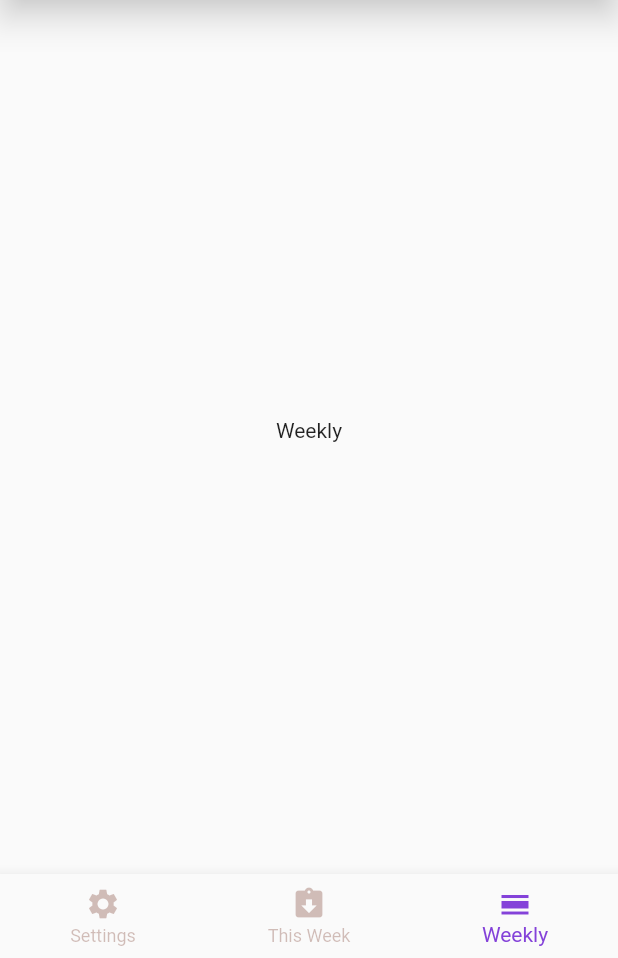
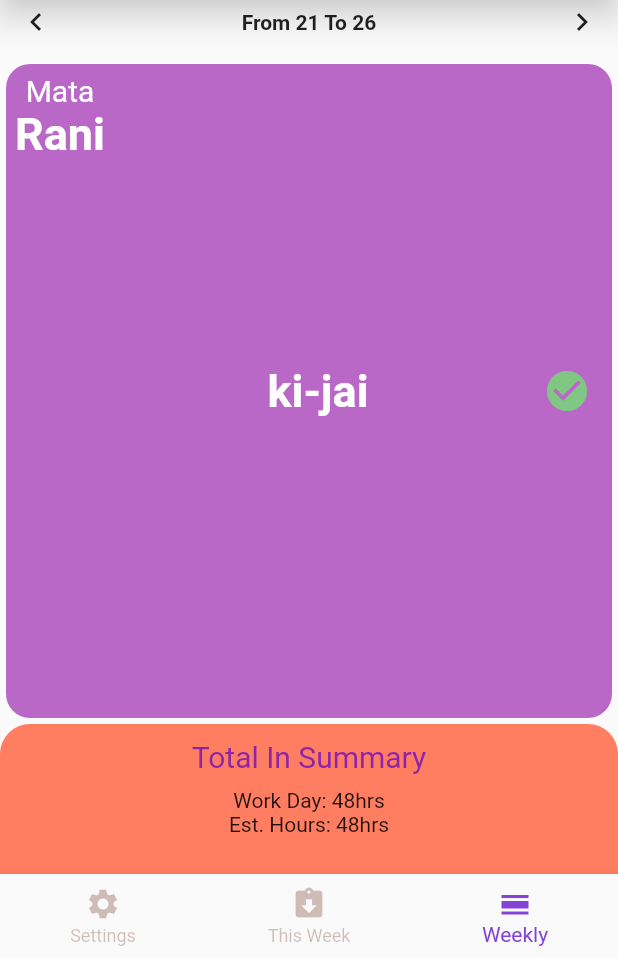
Before and after one commit to Bijayadhs/my_roster, a Flutter app: the screen it shows after launch, item 3 of the bottom bar chosen, on a phone screen of 412 x 824 dp, the part 278-1236 px from its top. Run offline on Flutter 3.47's test engine with Material 2 defaults, Android fonts, the phone set to English and light mode, and no system bars.

Commit message:
weekly view spend 3 hours

```diff
--- /dev/null
+++ b/lib/model/weekdays.dart
@@ -0,0 +1,70 @@
+// import 'package:flutter/foundation.dart';
+
+// enum weekday { Mon, Tue, Wed, Thurs, Fri, Sat, Sun }
+List<String> months = ['Jan', 'Feb', 'Mar'];
+
+class WeekDays {
+  final String week;
+  final int day;
+  final String month;
+  final int startTime;
+  final int endTime;
+  bool checked = false;
+  WeekDays(
+    this.day,
+    this.week,
+    this.month,
+    this.startTime,
+    this.endTime,
+    this.checked,
+  );
+}
+
+List<WeekDays> currentWeek = [
+  WeekDays(18, 'Mon', 'Jan', 7, 16, false),
+  WeekDays(19, 'Tue', 'Jan', 8, 17, true),
+  WeekDays(20, 'Wed', 'Jan', 8, 17, false),
+  WeekDays(21, 'Thurs', 'Jan', 8, 17, false),
+  WeekDays(22, 'Fri', 'Jan', 8, 17, false),
+  WeekDays(23, 'Sat', 'Jan', 8, 17, false),
+  WeekDays(24, 'Sun', 'Jan', 8, 17, false),
+];
+
+class FromToWeek {
+  final String weekTitle;
+  final List<WeekDays> week;
+  FromToWeek(
+    this.weekTitle,
+    this.week,
+  );
+}
+
+List<FromToWeek> fromToWeeks = [
+  FromToWeek('From 21 To 26', [
+    WeekDays(18, 'Mon', 'Jan', 7, 16, false),
+    WeekDays(19, 'Tue', 'Jan', 8, 17, true),
+    WeekDays(20, 'Wed', 'Jan', 8, 17, false),
+    WeekDays(21, 'Thurs', 'Jan', 8, 17, false),
+    WeekDays(22, 'Fri', 'Jan', 8, 17, false),
+    WeekDays(23, 'Sat', 'Jan', 8, 17, false),
+    WeekDays(24, 'Sun', 'Jan', 8, 17, false),
+  ]),
+  FromToWeek('From 26 To 03', [
+    WeekDays(18, 'Mon', 'Jan', 7, 16, false),
+    WeekDays(19, 'Tue', 'Jan', 8, 17, true),
+    WeekDays(20, 'Wed', 'Jan', 8, 17, false),
+    WeekDays(21, 'Thurs', 'Jan', 8, 17, false),
+    WeekDays(22, 'Fri', 'Jan', 8, 17, false),
+    WeekDays(23, 'Sat', 'Jan', 8, 17, false),
+    WeekDays(24, 'Sun', 'Jan', 8, 17, false),
+  ]),
+  FromToWeek('From 04 To 11', [
+    WeekDays(18, 'Mon', 'Jan', 7, 16, false),
+    WeekDays(19, 'Tue', 'Jan', 8, 17, true),
+    WeekDays(20, 'Wed', 'Jan', 8, 17, false),
+    WeekDays(21, 'Thurs', 'Jan', 8, 17, false),
+    WeekDays(22, 'Fri', 'Jan', 8, 17, false),
+    WeekDays(23, 'Sat', 'Jan', 8, 17, false),
+    WeekDays(24, 'Sun', 'Jan', 8, 17, false),
+  ]),
+];
--- a/lib/pages/weekly_page.dart
+++ b/lib/pages/weekly_page.dart
@@ -1,10 +1,72 @@
 import 'package:flutter/material.dart';
+import 'package:my_roster/model/weekdays.dart';
+import 'package:my_roster/widgets/seven_day.dart';
+import 'package:my_roster/widgets/summary.dart';
 
-class WeeklyPage extends StatelessWidget {
+class WeeklyPage extends StatefulWidget {
+  @override
+  _WeeklyPageState createState() => _WeeklyPageState();
+}
+
+class _WeeklyPageState extends State<WeeklyPage> {
+  int selectedIndex = 0;
+  int pages = fromToWeeks.length;
+  PageController _controller = PageController(initialPage: 0);
   @override
   Widget build(BuildContext context) {
-    return Center(
-      child: Text('Weekly'),
+    return Column(
+      children: [
+        Expanded(
+          child: PageView.builder(
+            controller: _controller,
+            onPageChanged: (index) => setState(() => selectedIndex = index),
+            itemCount: pages,
+            itemBuilder: (context, index) {
+              return Column(
+                children: [
+                  Row(
+                    mainAxisAlignment: MainAxisAlignment.spaceBetween,
+                    children: [
+                      IconButton(
+                        onPressed: () => setState(() {
+                          _controller.animateToPage(
+                            --selectedIndex,
+                            duration: Duration(milliseconds: 300),
+                            curve: Curves.easeIn,
+                          );
+                        }),
+                        icon: Icon(Icons.chevron_left),
+                      ),
+                      Text(
+                        fromToWeeks[index].weekTitle,
+                        style: TextStyle(
+                          fontSize: 14,
+                          fontWeight: FontWeight.w700,
+                        ),
+                      ),
+                      IconButton(
+                        onPressed: () => setState(() {
+                          _controller.animateToPage(
+                            ++selectedIndex,
+                            duration: Duration(milliseconds: 300),
+                            curve: Curves.easeIn,
+                          );
+                          print(selectedIndex);
+                        }),
+                        icon: Icon(Icons.chevron_right),
+                      ),
+                    ],
+                  ),
+                  Expanded(
+                    child: SevenDay(index: index),
+                  ),
+                ],
+              );
+            },
+          ),
+        ),
+        Summary(),
+      ],
     );
   }
 }
--- /dev/null
+++ b/lib/widgets/seven_day.dart
@@ -0,0 +1,108 @@
+import 'package:flutter/material.dart';
+import 'package:my_roster/model/weekdays.dart';
+
+class SevenDay extends StatefulWidget {
+  final int index;
+  const SevenDay({
+    Key key,
+    this.index,
+  }) : super(key: key);
+
+  @override
+  _SevenDayState createState() => _SevenDayState();
+}
+
+class _SevenDayState extends State<SevenDay> {
+  @override
+  Widget build(BuildContext context) {
+    // FromToWeek c = fromToWeeks.currentWeek[widget.index];
+    // bool check = c.checked;
+    // bool changeState(check) {
+    //   return !check;
+    // }
+
+    return Padding(
+      padding: const EdgeInsets.all(4.0),
+      child: Container(
+        width: double.infinity,
+        height: 40,
+        decoration: BoxDecoration(
+          color: Colors.purple[300],
+          borderRadius: BorderRadius.circular(16),
+        ),
+        child: Padding(
+          padding: const EdgeInsets.all(6.0),
+          child: Row(
+            mainAxisAlignment: MainAxisAlignment.spaceBetween,
+            children: [
+              Column(
+                mainAxisAlignment: MainAxisAlignment.spaceBetween,
+                children: [
+                  Text(
+                    'Mata',
+                    style: TextStyle(
+                      fontSize: 20,
+                      color: Colors.white,
+                    ),
+                  ),
+                  Expanded(
+                    child: Text(
+                      'Rani',
+                      // c.day.toString(),
+                      style: TextStyle(
+                        fontSize: 30,
+                        fontWeight: FontWeight.w700,
+                        color: Colors.white,
+                      ),
+                    ),
+                  ),
+                ],
+              ),
+              Row(
+                children: [
+                  Text(
+                    'ki',
+                    // c.startTime.toString(),
+                    style: TextStyle(
+                      fontSize: 30,
+                      fontWeight: FontWeight.w700,
+                      color: Colors.white,
+                    ),
+                  ),
+                  Text(
+                    '-',
+                    style: TextStyle(
+                      fontSize: 30,
+                      fontWeight: FontWeight.w700,
+                      color: Colors.white,
+                    ),
+                  ),
+                  Text(
+                    'jai',
+                    // c.endTime.toString(),
+                    style: TextStyle(
+                      fontSize: 30,
+                      fontWeight: FontWeight.w700,
+                      color: Colors.white,
+                    ),
+                  )
+                ],
+              ),
+              IconButton(
+                iconSize: 32,
+                color: Colors.green[300],
+                icon:
+                    // check ?
+                    Icon(Icons.check_circle),
+                // : Icon(Icons.check_circle_outline),
+                onPressed: () {
+                  // changeState(check);
+                },
+              ),
+            ],
+          ),
+        ),
+      ),
+    );
+  }
+}
--- /dev/null
+++ b/lib/widgets/summary.dart
@@ -0,0 +1,44 @@
+import 'package:flutter/material.dart';
+import 'package:my_roster/constants.dart';
+
+class Summary extends StatefulWidget {
+  @override
+  _SummaryState createState() => _SummaryState();
+}
+
+class _SummaryState extends State<Summary> {
+  @override
+  Widget build(BuildContext context) {
+    return Container(
+      height: 100,
+      width: double.infinity,
+      decoration: BoxDecoration(
+        color: rosterColor,
+        borderRadius: BorderRadius.only(
+          topLeft: Radius.circular(20),
+          topRight: Radius.circular(20),
+        ),
+      ),
+      child: Padding(
+        padding: const EdgeInsets.all(10.0),
+        child: SingleChildScrollView(
+          child: Column(
+            crossAxisAlignment: CrossAxisAlignment.center,
+            children: [
+              Text(
+                "Total In Summary",
+                style: TextStyle(
+                  fontSize: 20,
+                  color: Colors.purple[600],
+                ),
+              ),
+              SizedBox(height: 10),
+              Text('Work Day: 48hrs'),
+              Text('Est. Hours: 48hrs'),
+            ],
+          ),
+        ),
+      ),
+    );
+  }
+}
```
Also changed, not shown: lib/pages/thisweek_page.dart (+6 -1 lines), lib/todonext.txt (added, +13 -0 lines), lib/widgets/day_roster.dart (added, +106 -0 lines), 1 other file.
